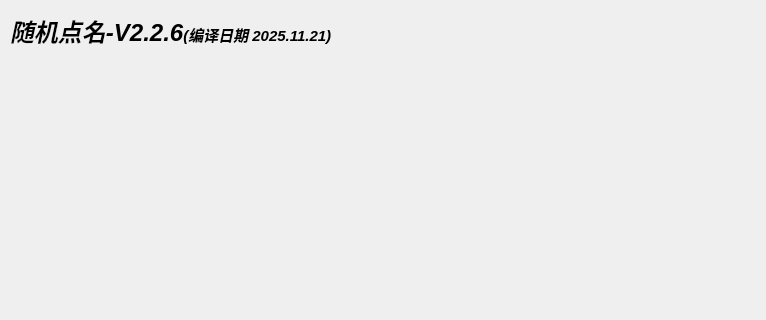
First picture: the form in bin/main.ui, repository Xiaoxiaoyu1321/Random-roll-call, before the edit; both pictures show x 0 to 766 and y 0 to 320 of the 766 by 483 pixel window.
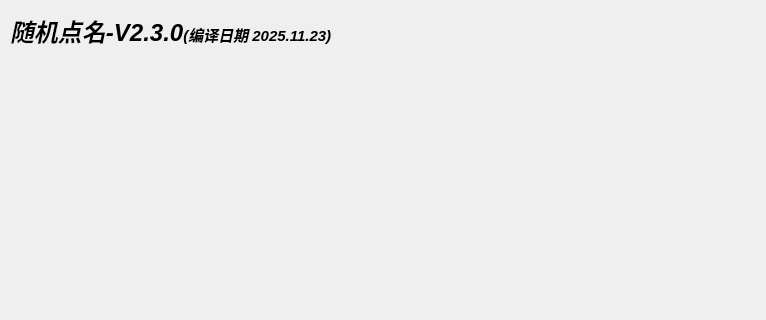
Second picture: the form after the edit. Custom widgets are drawn as their Qt base class.

```diff
--- a/bin/main.ui
+++ b/bin/main.ui
@@ -24,7 +24,7 @@
      </rect>
     </property>
     <property name="text">
-     <string>&lt;html&gt;&lt;head/&gt;&lt;body&gt;&lt;p&gt;&lt;span style=&quot; font-size:18pt; font-weight:600; font-style:italic;&quot;&gt;随机点名-V2.2.6&lt;/span&gt;&lt;span style=&quot; font-size:11pt; font-weight:600; font-style:italic;&quot;&gt;(编译日期 2025.11.21)&lt;/span&gt;&lt;/p&gt;&lt;/body&gt;&lt;/html&gt;</string>
+     <string>&lt;html&gt;&lt;head/&gt;&lt;body&gt;&lt;p&gt;&lt;span style=&quot; font-size:18pt; font-weight:600; font-style:italic;&quot;&gt;随机点名-V2.3.0&lt;/span&gt;&lt;span style=&quot; font-size:11pt; font-weight:600; font-style:italic;&quot;&gt;(编译日期 2025.11.23)&lt;/span&gt;&lt;/p&gt;&lt;/body&gt;&lt;/html&gt;</string>
     </property>
    </widget>
    <widget class="QLabel" name="label_2">
```
